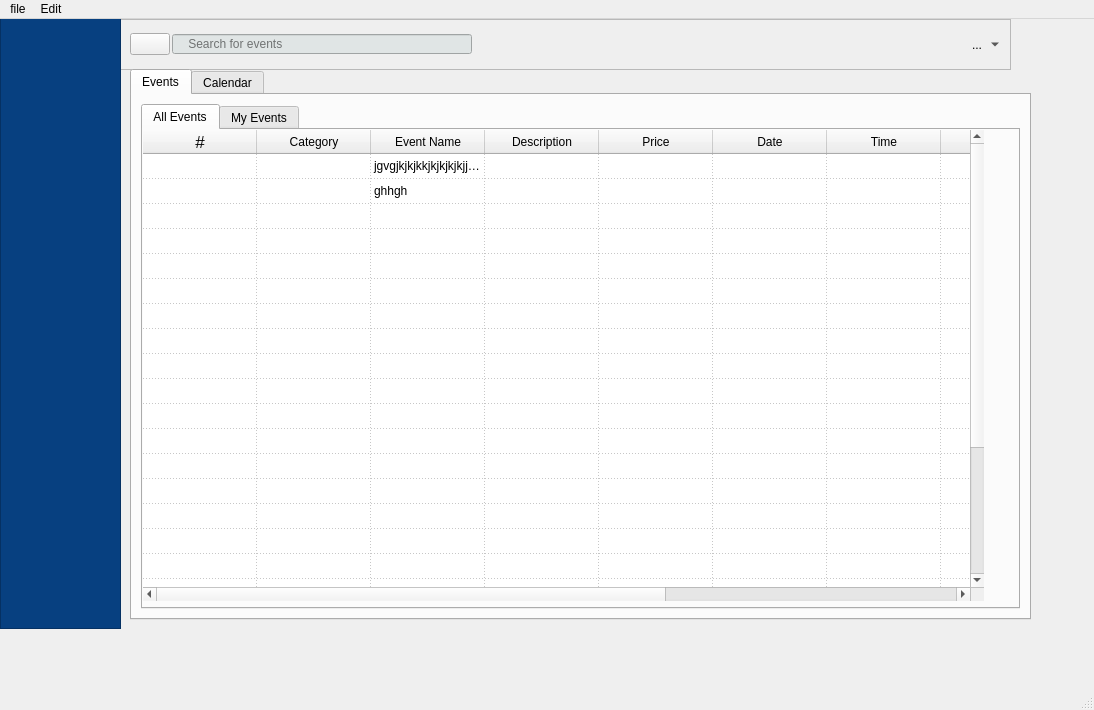
First picture: the form in ProjectUI.ui, repository AndrewBaird98/Calendar-App, before the edit.
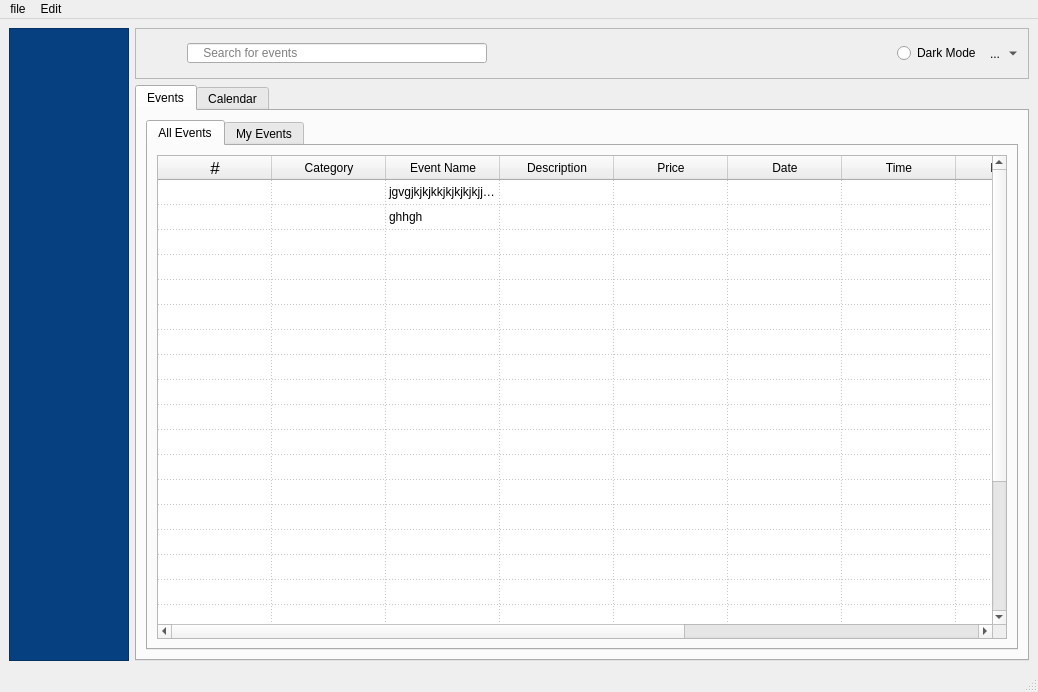
Second picture: the form after the edit. Icons and pictures are not drawn.

What changed in the file:
```diff
--- a/ProjectUI.ui
+++ b/ProjectUI.ui
@@ -2,195 +2,82 @@
 <ui version="4.0">
  <class>MainWindow</class>
  <widget class="QMainWindow" name="MainWindow">
+  <property name="windowModality">
+   <enum>Qt::NonModal</enum>
+  </property>
   <property name="geometry">
    <rect>
     <x>0</x>
     <y>0</y>
-    <width>1094</width>
-    <height>710</height>
+    <width>1038</width>
+    <height>692</height>
    </rect>
   </property>
   <property name="sizePolicy">
-   <sizepolicy hsizetype="Ignored" vsizetype="Ignored">
+   <sizepolicy hsizetype="Expanding" vsizetype="Expanding">
     <horstretch>0</horstretch>
     <verstretch>0</verstretch>
    </sizepolicy>
   </property>
+  <property name="minimumSize">
+   <size>
+    <width>0</width>
+    <height>0</height>
+   </size>
+  </property>
+  <property name="sizeIncrement">
+   <size>
+    <width>0</width>
+    <height>0</height>
+   </size>
+  </property>
+  <property name="baseSize">
+   <size>
+    <width>-1</width>
+    <height>0</height>
+   </size>
+  </property>
   <property name="windowTitle">
    <string>MainWindow</string>
   </property>
   <property name="tabShape">
    <enum>QTabWidget::Rounded</enum>
   </property>
+  <property name="dockNestingEnabled">
+   <bool>false</bool>
+  </property>
   <widget class="QWidget" name="centralwidget">
    <property name="enabled">
     <bool>true</bool>
    </property>
-   <property name="mouseTracking">
-    <bool>false</bool>
-   </property>
-   <property name="autoFillBackground">
-    <bool>false</bool>
-   </property>
-   <widget class="QFrame" name="frame">
-    <property name="geometry">
-     <rect>
-      <x>120</x>
-      <y>0</y>
-      <width>891</width>
-      <height>51</height>
-     </rect>
-    </property>
     <property name="sizePolicy">
-     <sizepolicy hsizetype="Fixed" vsizetype="Fixed">
+    <sizepolicy hsizetype="Expanding" vsizetype="Expanding">
       <horstretch>0</horstretch>
       <verstretch>0</verstretch>
      </sizepolicy>
     </property>
-    <property name="frameShape">
-     <enum>QFrame::StyledPanel</enum>
-    </property>
-    <property name="frameShadow">
-     <enum>QFrame::Raised</enum>
-    </property>
-    <widget class="QWidget" name="layoutWidget">
-     <property name="geometry">
-      <rect>
-       <x>10</x>
-       <y>0</y>
-       <width>871</width>
-       <height>51</height>
-      </rect>
-     </property>
-     <layout class="QHBoxLayout" name="SearchEventLayout" stretch="0,0,0,0">
-      <property name="spacing">
-       <number>2</number>
-      </property>
-      <item>
-       <widget class="QPushButton" name="SearchButton">
-        <property name="cursor">
-         <cursorShape>ArrowCursor</cursorShape>
+   <property name="minimumSize">
+    <size>
+     <width>0</width>
+     <height>0</height>
+    </size>
         </property>
         <property name="mouseTracking">
          <bool>false</bool>
         </property>
-        <property name="text">
-         <string/>
-        </property>
-        <property name="icon">
-         <iconset resource="../../Desktop/imagesUI/imagesUI.qrc">
-          <normaloff>:/icons/search-icon.png</normaloff>:/icons/search-icon.png</iconset>
-        </property>
-        <property name="iconSize">
-         <size>
-          <width>16</width>
-          <height>16</height>
-         </size>
-        </property>
-        <property name="checkable">
-         <bool>false</bool>
-        </property>
-        <property name="checked">
-         <bool>false</bool>
-        </property>
-        <property name="autoDefault">
-         <bool>false</bool>
-        </property>
-        <property name="default">
-         <bool>false</bool>
-        </property>
-        <property name="flat">
-         <bool>false</bool>
-        </property>
-       </widget>
-      </item>
-      <item>
-       <widget class="QLineEdit" name="searchBar">
-        <property name="maximumSize">
-         <size>
-          <width>300</width>
-          <height>20</height>
-         </size>
-        </property>
         <property name="autoFillBackground">
          <bool>false</bool>
         </property>
-        <property name="styleSheet">
-         <string notr="true">border-color: rgb(197, 201, 201);
-background-color: rgb(224, 229, 229);</string>
-        </property>
-        <property name="inputMask">
-         <string/>
-        </property>
-        <property name="text">
-         <string/>
-        </property>
-        <property name="frame">
-         <bool>true</bool>
-        </property>
-        <property name="echoMode">
-         <enum>QLineEdit::Normal</enum>
-        </property>
-        <property name="dragEnabled">
-         <bool>false</bool>
-        </property>
-        <property name="readOnly">
-         <bool>false</bool>
-        </property>
-        <property name="placeholderText">
-         <string>    Search for events</string>
-        </property>
-        <property name="cursorMoveStyle">
-         <enum>Qt::VisualMoveStyle</enum>
-        </property>
-        <property name="clearButtonEnabled">
-         <bool>true</bool>
-        </property>
-       </widget>
-      </item>
-      <item>
-       <spacer name="horizontalSpacer">
-        <property name="orientation">
-         <enum>Qt::Horizontal</enum>
-        </property>
-        <property name="sizeHint" stdset="0">
-         <size>
-          <width>40</width>
-          <height>20</height>
-         </size>
-        </property>
-       </spacer>
-      </item>
-      <item>
-       <widget class="QToolButton" name="toolButton">
-        <property name="text">
-         <string>...</string>
-        </property>
-        <property name="popupMode">
-         <enum>QToolButton::MenuButtonPopup</enum>
-        </property>
-        <property name="toolButtonStyle">
-         <enum>Qt::ToolButtonIconOnly</enum>
-        </property>
-        <property name="autoRaise">
-         <bool>true</bool>
-        </property>
-       </widget>
-      </item>
-     </layout>
-    </widget>
-   </widget>
+   <layout class="QGridLayout" name="gridLayout_3">
+    <item row="0" column="0">
+     <layout class="QGridLayout" name="gridLayout_2">
+      <property name="sizeConstraint">
+       <enum>QLayout::SetDefaultConstraint</enum>
+      </property>
+      <item row="1" column="1">
    <widget class="QTabWidget" name="HomeWidget">
-    <property name="geometry">
-     <rect>
-      <x>130</x>
-      <y>50</y>
-      <width>901</width>
-      <height>551</height>
-     </rect>
-    </property>
     <property name="sizePolicy">
-     <sizepolicy hsizetype="Fixed" vsizetype="Fixed">
+         <sizepolicy hsizetype="Expanding" vsizetype="Expanding">
       <horstretch>0</horstretch>
       <verstretch>0</verstretch>
      </sizepolicy>
@@ -232,6 +119,12 @@
      <bool>false</bool>
     </property>
     <widget class="QWidget" name="EventTab">
+         <property name="sizePolicy">
+          <sizepolicy hsizetype="Expanding" vsizetype="Expanding">
+           <horstretch>0</horstretch>
+           <verstretch>0</verstretch>
+          </sizepolicy>
+         </property>
      <attribute name="title">
       <string>Events</string>
      </attribute>
@@ -251,23 +144,26 @@
          <bool>true</bool>
         </property>
         <widget class="QWidget" name="AllEventsTab">
+             <property name="sizePolicy">
+              <sizepolicy hsizetype="Expanding" vsizetype="Expanding">
+               <horstretch>0</horstretch>
+               <verstretch>0</verstretch>
+              </sizepolicy>
+             </property>
          <attribute name="title">
           <string>All Events</string>
          </attribute>
+             <layout class="QGridLayout" name="gridLayout_8">
+              <item row="0" column="0">
          <widget class="QTableWidget" name="tableWidget">
           <property name="enabled">
            <bool>true</bool>
           </property>
-          <property name="geometry">
-           <rect>
-            <x>0</x>
-            <y>0</y>
-            <width>841</width>
-            <height>471</height>
-           </rect>
+                <property name="contextMenuPolicy">
+                 <enum>Qt::DefaultContextMenu</enum>
           </property>
           <property name="frameShape">
-           <enum>QFrame::NoFrame</enum>
+                 <enum>QFrame::StyledPanel</enum>
           </property>
           <property name="frameShadow">
            <enum>QFrame::Sunken</enum>
@@ -278,6 +174,12 @@
           <property name="midLineWidth">
            <number>0</number>
           </property>
+                <property name="sizeAdjustPolicy">
+                 <enum>QAbstractScrollArea::AdjustToContentsOnFirstShow</enum>
+                </property>
+                <property name="autoScrollMargin">
+                 <number>16</number>
+                </property>
           <property name="dragDropOverwriteMode">
            <bool>false</bool>
           </property>
@@ -467,56 +369,133 @@
              <pointsize>13</pointsize>
             </font>
            </property>
+                 <property name="background">
+                  <color>
+                   <red>204</red>
+                   <green>204</green>
+                   <blue>204</blue>
+                  </color>
+                 </property>
           </column>
           <column>
            <property name="text">
             <string>Category</string>
            </property>
+                 <property name="background">
+                  <color>
+                   <red>204</red>
+                   <green>204</green>
+                   <blue>204</blue>
+                  </color>
+                 </property>
           </column>
           <column>
            <property name="text">
             <string>Event Name</string>
            </property>
+                 <property name="background">
+                  <color>
+                   <red>204</red>
+                   <green>204</green>
+                   <blue>204</blue>
+                  </color>
+                 </property>
           </column>
           <column>
            <property name="text">
             <string>Description</string>
            </property>
+                 <property name="background">
+                  <color>
+                   <red>204</red>
+                   <green>204</green>
+                   <blue>204</blue>
+                  </color>
+                 </property>
           </column>
           <column>
            <property name="text">
             <string>Price</string>
            </property>
+                 <property name="background">
+                  <color>
+                   <red>204</red>
+                   <green>204</green>
+                   <blue>204</blue>
+                  </color>
+                 </property>
           </column>
           <column>
            <property name="text">
             <string>Date</string>
            </property>
+                 <property name="background">
+                  <color>
+                   <red>204</red>
+                   <green>204</green>
+                   <blue>204</blue>
+                  </color>
+                 </property>
           </column>
           <column>
            <property name="text">
             <string>Time</string>
            </property>
+                 <property name="background">
+                  <color>
+                   <red>204</red>
+                   <green>204</green>
+                   <blue>204</blue>
+                  </color>
+                 </property>
           </column>
           <column>
            <property name="text">
             <string>Location</string>
            </property>
+                 <property name="background">
+                  <color>
+                   <red>204</red>
+                   <green>204</green>
+                   <blue>204</blue>
+                  </color>
+                 </property>
           </column>
           <column>
            <property name="text">
             <string>New Column</string>
            </property>
+                 <property name="background">
+                  <color>
+                   <red>204</red>
+                   <green>204</green>
+                   <blue>204</blue>
+                  </color>
+                 </property>
           </column>
           <column>
            <property name="text">
             <string>New Column</string>
            </property>
+                 <property name="background">
+                  <color>
+                   <red>204</red>
+                   <green>204</green>
+                   <blue>204</blue>
+                  </color>
+                 </property>
           </column>
           <column>
            <property name="text">
             <string>New Column</string>
            </property>
+                 <property name="background">
+                  <color>
+                   <red>204</red>
+                   <green>204</green>
+                   <blue>204</blue>
+                  </color>
+                 </property>
           </column>
           <item row="0" column="0">
            <property name="text">
@@ -557,47 +536,41 @@
            </property>
           </item>
          </widget>
+              </item>
+             </layout>
         </widget>
         <widget class="QWidget" name="MyEventsTab">
+             <property name="sizePolicy">
+              <sizepolicy hsizetype="Expanding" vsizetype="Expanding">
+               <horstretch>0</horstretch>
+               <verstretch>0</verstretch>
+              </sizepolicy>
+             </property>
          <attribute name="title">
           <string>My Events</string>
          </attribute>
-         <widget class="QTextBrowser" name="textBrowser">
-          <property name="geometry">
-           <rect>
-            <x>185</x>
-            <y>21</y>
-            <width>561</width>
-            <height>431</height>
-           </rect>
-          </property>
-          <property name="tabChangesFocus">
-           <bool>true</bool>
-          </property>
-          <property name="overwriteMode">
-           <bool>true</bool>
-          </property>
-          <property name="openExternalLinks">
-           <bool>false</bool>
-          </property>
-         </widget>
+             <layout class="QGridLayout" name="gridLayout_5">
+              <item row="0" column="0">
+               <layout class="QGridLayout" name="gridLayout_4">
+                <item row="0" column="0">
          <widget class="QPushButton" name="FindEvents">
-          <property name="geometry">
-           <rect>
-            <x>20</x>
-            <y>120</y>
-            <width>113</width>
-            <height>32</height>
-           </rect>
+                  <property name="sizePolicy">
+                   <sizepolicy hsizetype="Minimum" vsizetype="Fixed">
+                    <horstretch>0</horstretch>
+                    <verstretch>0</verstretch>
+                   </sizepolicy>
           </property>
           <property name="text">
            <string>Find Events</string>
           </property>
+                  <property name="checkable">
+                   <bool>false</bool>
+                  </property>
           <property name="autoRepeat">
            <bool>false</bool>
           </property>
           <property name="autoDefault">
-           <bool>true</bool>
+                   <bool>false</bool>
           </property>
           <property name="default">
            <bool>false</bool>
@@ -606,23 +579,51 @@
            <bool>false</bool>
           </property>
          </widget>
+                </item>
+                <item row="0" column="1">
+                 <widget class="QTextBrowser" name="textBrowser">
+                  <property name="sizeAdjustPolicy">
+                   <enum>QAbstractScrollArea::AdjustIgnored</enum>
+                  </property>
+                  <property name="tabChangesFocus">
+                   <bool>true</bool>
+                  </property>
+                  <property name="undoRedoEnabled">
+                   <bool>false</bool>
+                  </property>
+                  <property name="overwriteMode">
+                   <bool>true</bool>
+                  </property>
+                  <property name="openExternalLinks">
+                   <bool>false</bool>
+                  </property>
+                 </widget>
+                </item>
+               </layout>
+              </item>
+             </layout>
         </widget>
        </widget>
       </item>
      </layout>
     </widget>
     <widget class="QWidget" name="CalendarTab">
+         <property name="sizePolicy">
+          <sizepolicy hsizetype="Expanding" vsizetype="Expanding">
+           <horstretch>0</horstretch>
+           <verstretch>0</verstretch>
+          </sizepolicy>
+         </property>
      <attribute name="title">
       <string>Calendar</string>
      </attribute>
+         <layout class="QGridLayout" name="gridLayout_7">
+          <item row="0" column="0">
+           <layout class="QGridLayout" name="gridLayout_6">
+            <item row="0" column="0">
      <widget class="QTextBrowser" name="textBrowser_2">
-      <property name="geometry">
-       <rect>
-        <x>180</x>
-        <y>20</y>
-        <width>571</width>
-        <height>421</height>
-       </rect>
+              <property name="sizeAdjustPolicy">
+               <enum>QAbstractScrollArea::AdjustIgnored</enum>
       </property>
       <property name="undoRedoEnabled">
        <bool>true</bool>
@@ -631,23 +632,22 @@
        <bool>true</bool>
       </property>
      </widget>
-     <widget class="QWidget" name="layoutWidget">
-      <property name="geometry">
-       <rect>
-        <x>330</x>
-        <y>450</y>
-        <width>228</width>
-        <height>32</height>
-       </rect>
-      </property>
+            </item>
+            <item row="1" column="0">
       <layout class="QHBoxLayout" name="horizontalLayout">
        <item>
         <widget class="QPushButton" name="AddEventsCalndar">
+                <property name="sizePolicy">
+                 <sizepolicy hsizetype="Fixed" vsizetype="Fixed">
+                  <horstretch>0</horstretch>
+                  <verstretch>0</verstretch>
+                 </sizepolicy>
+                </property>
          <property name="text">
           <string>Add Events</string>
          </property>
          <property name="autoDefault">
-          <bool>true</bool>
+                 <bool>false</bool>
          </property>
          <property name="default">
           <bool>false</bool>
@@ -656,33 +656,235 @@
        </item>
        <item>
         <widget class="QPushButton" name="PrintEventsCalendar">
+                <property name="sizePolicy">
+                 <sizepolicy hsizetype="Fixed" vsizetype="Fixed">
+                  <horstretch>0</horstretch>
+                  <verstretch>0</verstretch>
+                 </sizepolicy>
+                </property>
          <property name="text">
           <string>Print Events</string>
          </property>
          <property name="autoDefault">
-          <bool>true</bool>
+                 <bool>false</bool>
          </property>
         </widget>
        </item>
       </layout>
-     </widget>
-    </widget>
-   </widget>
+            </item>
+           </layout>
+          </item>
+         </layout>
+        </widget>
+       </widget>
+      </item>
+      <item row="0" column="1">
+       <widget class="QFrame" name="frame">
+        <property name="sizePolicy">
+         <sizepolicy hsizetype="Expanding" vsizetype="Expanding">
+          <horstretch>0</horstretch>
+          <verstretch>0</verstretch>
+         </sizepolicy>
+        </property>
+        <property name="minimumSize">
+         <size>
+          <width>0</width>
+          <height>51</height>
+         </size>
+        </property>
+        <property name="maximumSize">
+         <size>
+          <width>16777215</width>
+          <height>51</height>
+         </size>
+        </property>
+        <property name="frameShape">
+         <enum>QFrame::StyledPanel</enum>
+        </property>
+        <property name="frameShadow">
+         <enum>QFrame::Raised</enum>
+        </property>
+        <property name="lineWidth">
+         <number>1</number>
+        </property>
+        <layout class="QHBoxLayout" name="horizontalLayout_2">
+         <item>
+          <layout class="QHBoxLayout" name="SearchEventLayout" stretch="0,0,0,0,0">
+           <property name="spacing">
+            <number>2</number>
+           </property>
+           <item>
+            <widget class="QPushButton" name="SearchButton">
+             <property name="enabled">
+              <bool>true</bool>
+             </property>
+             <property name="cursor">
+              <cursorShape>ArrowCursor</cursorShape>
+             </property>
+             <property name="mouseTracking">
+              <bool>false</bool>
+             </property>
+             <property name="autoFillBackground">
+              <bool>false</bool>
+             </property>
+             <property name="text">
+              <string/>
+             </property>
+             <property name="icon">
+              <iconset resource="../../Desktop/imagesUI/imagesUI.qrc">
+               <normaloff>:/icons/search-icon.png</normaloff>:/icons/search-icon.png</iconset>
+             </property>
+             <property name="iconSize">
+              <size>
+               <width>16</width>
+               <height>16</height>
+              </size>
+             </property>
+             <property name="checkable">
+              <bool>false</bool>
+             </property>
+             <property name="checked">
+              <bool>false</bool>
+             </property>
+             <property name="autoDefault">
+              <bool>false</bool>
+             </property>
+             <property name="default">
+              <bool>false</bool>
+             </property>
+             <property name="flat">
+              <bool>true</bool>
+             </property>
+            </widget>
+           </item>
+           <item>
+            <widget class="QLineEdit" name="searchBar">
+             <property name="sizePolicy">
+              <sizepolicy hsizetype="Expanding" vsizetype="Expanding">
+               <horstretch>0</horstretch>
+               <verstretch>0</verstretch>
+              </sizepolicy>
+             </property>
+             <property name="minimumSize">
+              <size>
+               <width>50</width>
+               <height>20</height>
+              </size>
+             </property>
+             <property name="maximumSize">
+              <size>
+               <width>300</width>
+               <height>20</height>
+              </size>
+             </property>
+             <property name="autoFillBackground">
+              <bool>false</bool>
+             </property>
+             <property name="inputMask">
+              <string/>
+             </property>
+             <property name="text">
+              <string/>
+             </property>
+             <property name="frame">
+              <bool>true</bool>
+             </property>
+             <property name="echoMode">
+              <enum>QLineEdit::Normal</enum>
+             </property>
+             <property name="dragEnabled">
+              <bool>false</bool>
+             </property>
+             <property name="readOnly">
+              <bool>false</bool>
+             </property>
+             <property name="placeholderText">
+              <string>    Search for events</string>
+             </property>
+             <property name="cursorMoveStyle">
+              <enum>Qt::VisualMoveStyle</enum>
+             </property>
+             <property name="clearButtonEnabled">
+              <bool>true</bool>
+             </property>
+            </widget>
+           </item>
+           <item>
+            <spacer name="horizontalSpacer">
+             <property name="orientation">
+              <enum>Qt::Horizontal</enum>
+             </property>
+             <property name="sizeType">
+              <enum>QSizePolicy::Expanding</enum>
+             </property>
+             <property name="sizeHint" stdset="0">
+              <size>
+               <width>40</width>
+               <height>20</height>
+              </size>
+             </property>
+            </spacer>
+           </item>
+           <item>
+            <widget class="QRadioButton" name="DarkModeButton">
+             <property name="sizePolicy">
+              <sizepolicy hsizetype="Fixed" vsizetype="Fixed">
+               <horstretch>0</horstretch>
+               <verstretch>0</verstretch>
+              </sizepolicy>
+             </property>
+             <property name="text">
+              <string>Dark Mode</string>
+             </property>
+            </widget>
+           </item>
+           <item>
+            <widget class="QToolButton" name="toolButton">
+             <property name="sizePolicy">
+              <sizepolicy hsizetype="Fixed" vsizetype="Fixed">
+               <horstretch>0</horstretch>
+               <verstretch>0</verstretch>
+              </sizepolicy>
+             </property>
+             <property name="text">
+              <string>...</string>
+             </property>
+             <property name="popupMode">
+              <enum>QToolButton::MenuButtonPopup</enum>
+             </property>
+             <property name="toolButtonStyle">
+              <enum>Qt::ToolButtonIconOnly</enum>
+             </property>
+             <property name="autoRaise">
+              <bool>true</bool>
+             </property>
+            </widget>
+           </item>
+          </layout>
+         </item>
+        </layout>
+       </widget>
+      </item>
+      <item row="0" column="0" rowspan="2">
    <widget class="QFrame" name="frame_2">
-    <property name="geometry">
-     <rect>
-      <x>0</x>
-      <y>-1</y>
-      <width>121</width>
-      <height>611</height>
-     </rect>
-    </property>
     <property name="sizePolicy">
-     <sizepolicy hsizetype="Fixed" vsizetype="Fixed">
+         <sizepolicy hsizetype="Minimum" vsizetype="Expanding">
       <horstretch>0</horstretch>
       <verstretch>0</verstretch>
      </sizepolicy>
     </property>
+        <property name="minimumSize">
+         <size>
+          <width>120</width>
+          <height>0</height>
+         </size>
+        </property>
+        <property name="maximumSize">
+         <size>
+          <width>120</width>
+          <height>16777215</height>
+         </size>
+        </property>
     <property name="styleSheet">
      <string notr="true">background-color: rgb(7, 64, 128);x</string>
     </property>
@@ -693,13 +895,17 @@
      <enum>QFrame::Raised</enum>
     </property>
    </widget>
+      </item>
+     </layout>
+    </item>
+   </layout>
   </widget>
   <widget class="QMenuBar" name="menubar">
    <property name="geometry">
     <rect>
      <x>0</x>
      <y>0</y>
-     <width>1094</width>
+     <width>1038</width>
      <height>22</height>
     </rect>
    </property>
```
Lines whose indentation alone changed are shown as unchanged.
